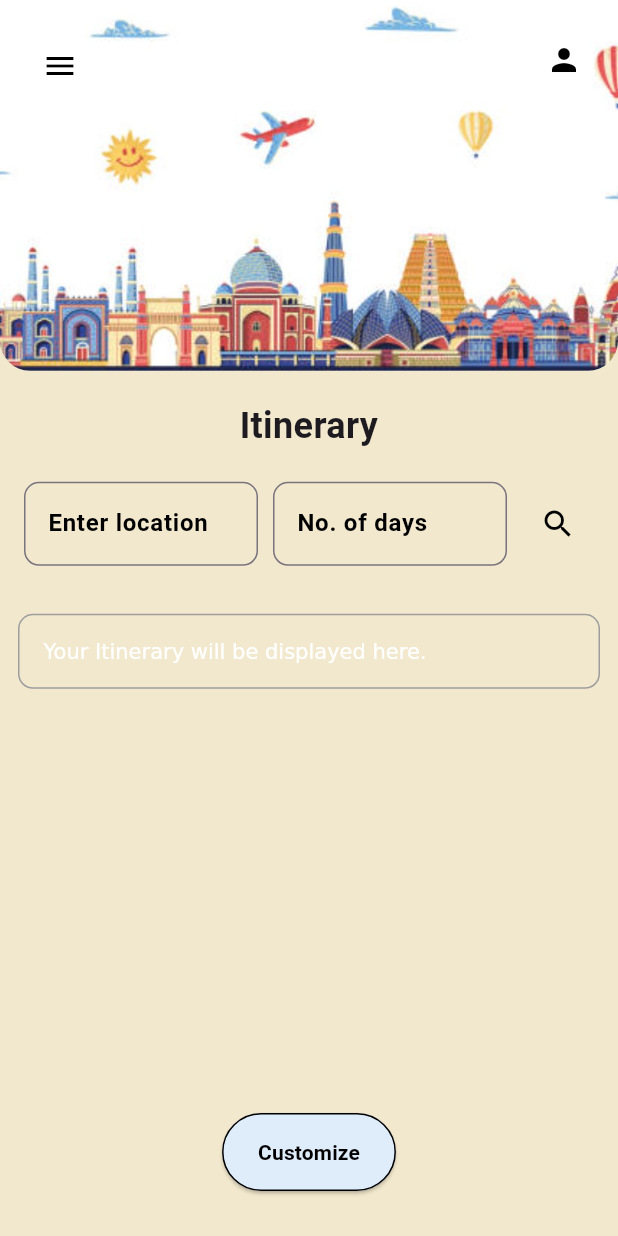
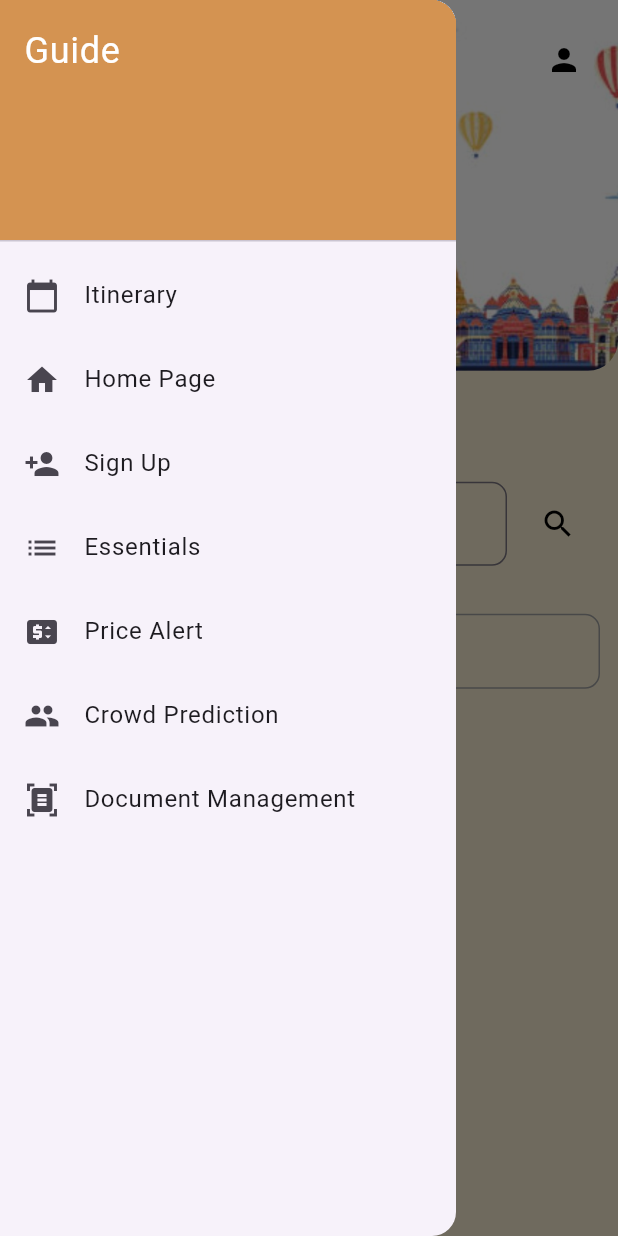
Before and after one commit to Bhargavi1924/Padharo-AI-Travel-App, a Flutter app: the ItineraryScreen screen opened directly, after a tap on the "menu" icon, on a phone screen of 412 x 824 dp. Run offline on Flutter 3.47's test engine with Material 3 defaults, Android fonts, the phone set to English and light mode, and no system bars; our stand-ins replace cloud_firestore, firebase_auth, firebase_core, flutter_svg, google_fonts, google_generative_ai; accounts and stored records are empty; Roboto replaces fonts that are missing (Georgia).

Commit message:
updated itinerary

```diff
--- a/travel_app/lib/itinerary.dart
+++ b/travel_app/lib/itinerary.dart
@@ -2,8 +2,11 @@ import 'package:flutter/material.dart';
 import 'package:google_generative_ai/google_generative_ai.dart';
 import 'package:google_fonts/google_fonts.dart';
 import 'package:travel_app/customize.dart';
+import 'package:travel_app/essentials.dart';
+import 'package:travel_app/homepage.dart';
 import 'package:travel_app/model/itinerary_model.dart';
 import 'package:travel_app/services/itinerary_services.dart';
+import 'package:travel_app/signup.dart';
 
 class ItineraryScreen extends StatefulWidget {
   const ItineraryScreen({super.key});
@@ -158,10 +161,10 @@ class _ItineraryScreenState extends State<ItineraryScreen> {
           children: <Widget>[
             const DrawerHeader(
               decoration: BoxDecoration(
-                color: Colors.blueGrey,
+                color: Color.fromARGB(255, 212, 147, 81),
               ),
               child: Text(
-                'Menu',
+                'Guide',
                 style: TextStyle(
                   color: Colors.white,
                   fontSize: 24,
@@ -169,52 +172,76 @@ class _ItineraryScreenState extends State<ItineraryScreen> {
               ),
             ),
             ListTile(
-              title: const Text('Home'),
+              leading: Icon(Icons.calendar_today),
+              title: Text('Itinerary'),
               onTap: () {
-                Navigator.pop(context);
-                // Navigate to Home
+                Navigator.pop(context); // Close the drawer
+                Navigator.push(
+                  context,
+                  MaterialPageRoute(builder: (context) => ItineraryScreen()),
+                );
               },
             ),
             ListTile(
-              title: const Text('Essentials'),
+              leading: Icon(Icons.home),
+              title: Text('Home Page'),
               onTap: () {
-                Navigator.pop(context);
-                // Navigate to Essentials
+                Navigator.pop(context); // Close the drawer
+                Navigator.push(
+                  context,
+                  MaterialPageRoute(builder: (context) => TravelPage()),
+                );
               },
             ),
             ListTile(
-              title: const Text('Price Alert'),
+              leading: Icon(Icons.person_add),
+              title: Text('Sign Up'),
               onTap: () {
-                Navigator.pop(context);
-                // Navigate to Price Alert
+                Navigator.pop(context); // Close the drawer
+                Navigator.push(
+                  context,
+                  MaterialPageRoute(builder: (context) => SignupPage()),
+                );
               },
             ),
             ListTile(
-              title: const Text('Crowd Prediction'),
+              leading: Icon(Icons.list),
+              title: Text('Essentials'),
               onTap: () {
-                Navigator.pop(context);
-                // Navigate to Crowd Prediction
+                Navigator.pop(context); // Close the drawer
+                Navigator.push(
+                  context,
+                  MaterialPageRoute(builder: (context) => EssentialsWidget()),
+                );
               },
             ),
             ListTile(
-              title: const Text('Document Management'),
+              leading: Icon(Icons.price_change),
+              title: Text('Price Alert'),
               onTap: () {
-                Navigator.pop(context);
-                // Navigate to Document Management
+                Navigator.pop(context); // Handle menu actions here
               },
             ),
             ListTile(
-              title: const Text('Sign Up'),
+              leading: Icon(Icons.people),
+              title: Text('Crowd Prediction'),
               onTap: () {
-                Navigator.pop(context);
-                // Navigate to Sign Up
+                Navigator.pop(context); // Handle menu actions here
+              },
+            ),
+            ListTile(
+              leading: Icon(Icons.document_scanner),
+              title: Text('Document Management'),
+              onTap: () {
+                Navigator.pop(context); // Handle menu actions here
               },
             ),
           ],
         ),
       ),
       backgroundColor: Colors.blueGrey[50],
-      body: Container(
+      body: Builder(
+        builder: (context) => Container(
           decoration: const BoxDecoration(
             color: Color.fromARGB(255, 242, 232, 205),
           ),
@@ -380,6 +407,7 @@ class _ItineraryScreenState extends State<ItineraryScreen> {
             ],
           ),
         ),
+      ),
     );
   }
 }
```
Lines whose indentation alone changed are shown as unchanged.
